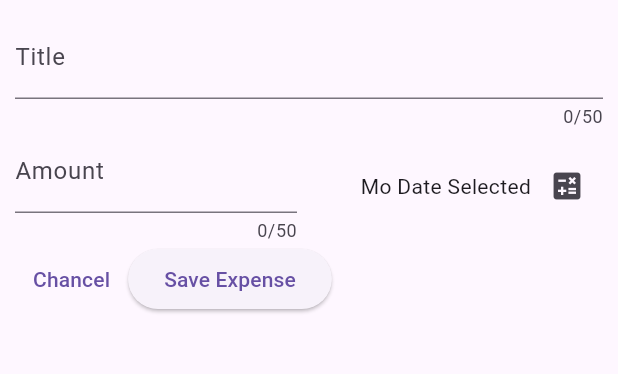
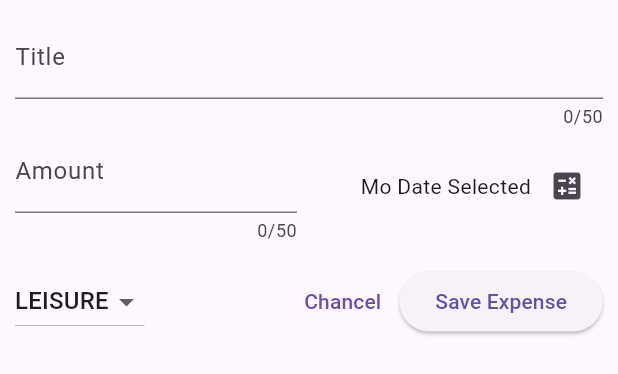
Before and after one commit to vasanthmn1/flutter1, a Flutter app: the NewExpense widget shown alone on an empty page, opened directly, on a phone screen of 412 x 824 dp. Shown: the top 374 px of the screen. Run offline on Flutter 3.47's test engine with Material 2 defaults, Android fonts, the phone set to English and light mode, and no system bars; our stand-ins replace google_fonts.

Commit message:
expense tracker dropDown menu added

```diff
--- a/expenses_tracker/lib/widgets/new_expense.dart
+++ b/expenses_tracker/lib/widgets/new_expense.dart
@@ -13,7 +13,11 @@ class _NewExpenseState extends State<NewExpense> {
   // control text input
   final _titleController = TextEditingController();
   final _amountController = TextEditingController();
+
   DateTime? _selectedDate;
+
+  Category _selectedCategory = Category.leisure;
+
   void _presentDatePicker() async {
     final now = DateTime.now();
     final fistDate = DateTime(now.year - 1);
@@ -76,8 +80,26 @@ class _NewExpenseState extends State<NewExpense> {
               ))
             ],
           ),
+          const SizedBox(
+            height: 15,
+          ),
           Row(
             children: [
+              DropdownButton(
+                  value: _selectedCategory,
+                  items: Category.values
+                      .map((e) => DropdownMenuItem(
+                          value: e, child: Text(e.name.toUpperCase())))
+                      .toList(),
+                  onChanged: (value) {
+                    if (value == null) {
+                      return;
+                    }
+                    setState(() {
+                      _selectedCategory = value;
+                    });
+                  }),
+              const Spacer(),
               TextButton(
                   onPressed: () {
                     Navigator.pop(context);
```
